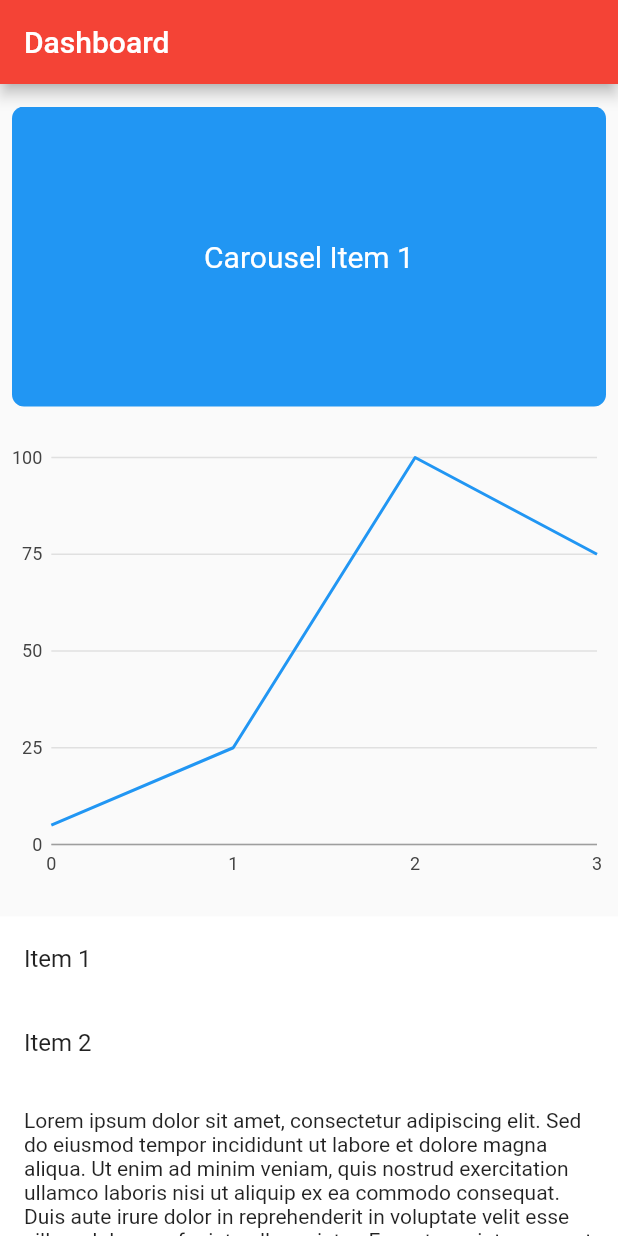
After one commit to saranyad1960/flutter-firebase, a Flutter app: the DashboardPage screen opened directly, on a phone screen of 412 x 824 dp. The commit adds this screen. Run offline on Flutter 3.47's test engine with Material 2 defaults, Android fonts, the phone set to English and light mode, and no system bars; our stand-ins replace charts_flutter, firebase_auth, firebase_core; accounts and stored records are empty; network calls fail.

Commit message:
Implementing dashboard page

```diff
--- a/lib/auth_screen.dart
+++ b/lib/auth_screen.dart
@@ -1,7 +1,7 @@
 import 'package:flutter/material.dart';
 import 'package:firebase_auth/firebase_auth.dart';
 import 'package:flutter/services.dart';
-import 'package:kj_flutter_app_2/privacy_policy.dart';
+import 'package:kj_flutter_app_2/dashboard.dart';
 
 class AuthScreen extends StatefulWidget {
   @override
@@ -21,7 +21,7 @@ class _AuthScreenState extends State<AuthScreen> {
       );
       Navigator.push(
         context,
-        MaterialPageRoute(builder: (context) => PrivacyPolicy()),
+        MaterialPageRoute(builder: (context) => MyApp1()),
       );
     } catch (e) {
       print(e);
@@ -36,7 +36,7 @@ class _AuthScreenState extends State<AuthScreen> {
       );
       Navigator.push(
         context,
-        MaterialPageRoute(builder: (context) => PrivacyPolicy()),
+        MaterialPageRoute(builder: (context) => MyApp1()),
       );
     } catch (e) {
       print("Error: $e");
--- /dev/null
+++ b/lib/dashboard.dart
@@ -0,0 +1,180 @@
+import 'dart:async';
+
+import 'package:flutter/material.dart';
+import 'package:charts_flutter/flutter.dart' as charts;
+
+void main() {
+  runApp(DashboardPage());
+}
+
+class MyApp1 extends StatelessWidget {
+  @override
+  Widget build(BuildContext context) {
+    return MaterialApp(
+      title: 'Flutter Web Dashboard',
+      theme: ThemeData(
+        primarySwatch: Colors.red,
+      ),
+      home: DashboardPage(),
+    );
+  }
+}
+
+class DashboardPage extends StatefulWidget {
+  @override
+  _DashboardPageState createState() => _DashboardPageState();
+}
+
+class _DashboardPageState extends State<DashboardPage> {
+  final PageController _pageController = PageController(viewportFraction: 1.0);
+  int _currentPage = 0;
+  late Timer _timer;
+
+  @override
+  void initState() {
+    super.initState();
+    _timer = Timer.periodic(Duration(seconds: 3), (Timer timer) {
+      if (_currentPage < 2) {
+        _currentPage++;
+      } else {
+        _currentPage = 0;
+      }
+      _pageController.animateToPage(
+        _currentPage,
+        duration: Duration(milliseconds: 500),
+        curve: Curves.easeInOut,
+      );
+    });
+  }
+
+  @override
+  void dispose() {
+    _timer.cancel();
+    _pageController.dispose();
+    super.dispose();
+  }
+
+  @override
+  Widget build(BuildContext context) {
+    return Scaffold(
+      appBar: AppBar(
+        title: Text('Dashboard'),
+      ),
+      body: ListView(
+        physics: const AlwaysScrollableScrollPhysics(),
+        children: [
+          Padding(
+      padding: const EdgeInsets.only(top: 15),
+      child: Container(
+        height: 200.0,
+        width: double.infinity,
+        child: PageView(
+          controller: _pageController,
+          onPageChanged: (int page) {
+            setState(() {
+              _currentPage = page;
+            });
+          },
+          children: [
+            _buildCarouselItem('Carousel Item 1', Colors.blue),
+            _buildCarouselItem('Carousel Item 2', Colors.lightGreenAccent),
+            _buildCarouselItem('Carousel Item 3', Colors.pinkAccent),
+          ],
+        ),
+      ),
+      ),
+          SizedBox(height: 20.0),
+          Container(
+            height: 300.0,
+            child: charts.LineChart(
+              _createSampleData(),
+              animate: true,
+            ),
+          ),
+          SizedBox(height: 20.0),
+          Container(
+            color: Colors.white,
+            child: ListView(
+              shrinkWrap: true,
+              children: [
+                ListTile(
+                  title: Text('Item 1'),
+                ),
+                ListTile(
+                  title: Text('Item 2'),
+                ),
+                Padding(
+                  padding: EdgeInsets.all(16.0),
+                  child: Text(
+                    'Lorem ipsum dolor sit amet, consectetur adipiscing elit. '
+                        'Sed do eiusmod tempor incididunt ut labore et dolore magna aliqua. '
+                        'Ut enim ad minim veniam, quis nostrud exercitation ullamco laboris '
+                        'nisi ut aliquip ex ea commodo consequat. Duis aute irure dolor in '
+                        'reprehenderit in voluptate velit esse cillum dolore eu fugiat nulla pariatur. '
+                        'Excepteur sint occaecat cupidatat non proident, sunt in culpa qui officia '
+                        'deserunt mollit anim id est laborum.',
+                  ),
+                ),
+                Padding(
+                  padding: EdgeInsets.all(16.0),
+                  child: Text(
+                    'Lorem ipsum dolor sit amet, consectetur adipiscing elit. '
+                        'Sed do eiusmod tempor incididunt ut labore et dolore magna aliqua. '
+                        'Ut enim ad minim veniam, quis nostrud exercitation ullamco laboris '
+                        'nisi ut aliquip ex ea commodo consequat. Duis aute irure dolor in '
+                        'reprehenderit in voluptate velit esse cillum dolore eu fugiat nulla pariatur. '
+                        'Excepteur sint occaecat cupidatat non proident, sunt in culpa qui officia '
+                        'deserunt mollit anim id est laborum.',
+                  ),
+                ),
+              ],
+            ),
+          ),
+        ],
+      ),
+    );
+  }
+
+  Widget _buildCarouselItem(String text, Color color) {
+    return Container(
+     margin: EdgeInsets.symmetric(horizontal: 8.0),
+      width: double.infinity,
+      decoration: BoxDecoration(
+        color: color,
+        borderRadius: BorderRadius.circular(8.0),
+      ),
+      child: Center(
+        child: Text(
+          text,
+          style: TextStyle(fontSize: 20.0, color: Colors.white),
+        ),
+      ),
+    );
+  }
+
+  List<charts.Series<LinearSales, int>> _createSampleData() {
+    final data = [
+      LinearSales(0, 5),
+      LinearSales(1, 25),
+      LinearSales(2, 100),
+      LinearSales(3, 75),
+    ];
+
+    return [
+      charts.Series<LinearSales, int>(
+        id: 'Sales',
+        colorFn: (_, __) => charts.MaterialPalette.blue.shadeDefault,
+        domainFn: (LinearSales sales, _) => sales.year,
+        measureFn: (LinearSales sales, _) => sales.sales,
+        data: data,
+      ),
+    ];
+  }
+}
+
+class LinearSales {
+  final int year;
+  final int sales;
+
+  LinearSales(this.year, this.sales);
+}
--- a/pubspec.yaml
+++ b/pubspec.yaml
@@ -37,6 +37,7 @@ dependencies:
   cupertino_icons: ^1.0.2
   firebase_core: ^2.22.0
   firebase_auth: ^4.14.0
+  charts_flutter: ^0.12.0
 
 dev_dependencies:
   flutter_test:
```
Also changed, not shown: lib/privacy_policy.dart (deleted, +0 -32 lines), pubspec.lock, 1 other file.
